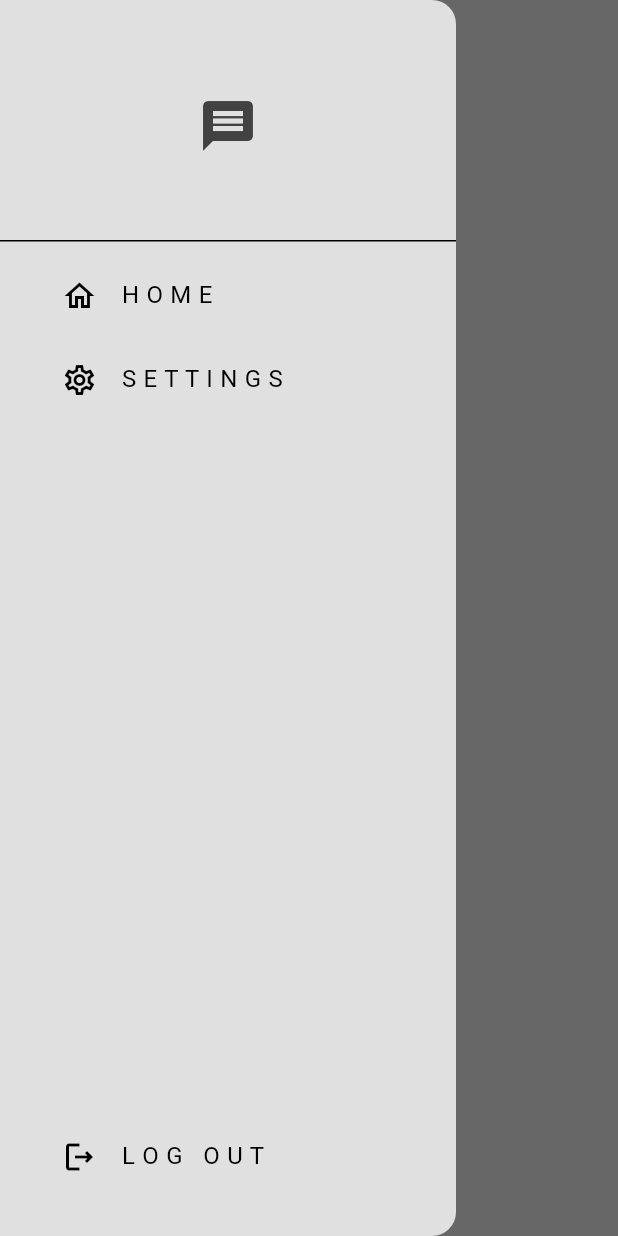
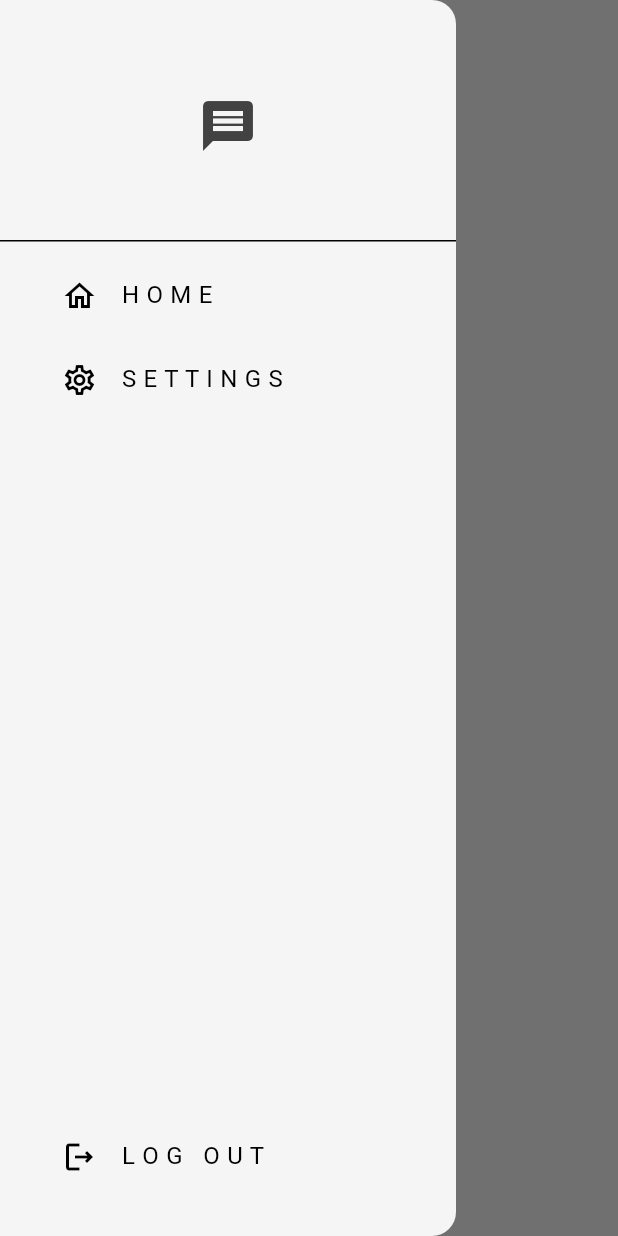
Before and after one commit to Delos-343/Chat-is-this-Real, a Flutter app: the screen it shows once a user with an empty profile is signed in, with the side drawer open, on a phone screen of 412 x 824 dp. Run offline on Flutter 3.47's test engine with Material 3 defaults, Android fonts, the phone set to English and light mode, and no system bars; our stand-ins replace cloud_firestore, firebase_auth, firebase_core; accounts and stored records are empty.

Commit message:
Restyled bg to match theme

```diff
--- a/lib/pages/chat_page.dart
+++ b/lib/pages/chat_page.dart
@@ -37,6 +37,7 @@ class ChatPage extends StatelessWidget {
   @override
   Widget build(BuildContext context) {
     return Scaffold(
+      backgroundColor: Theme.of(context).colorScheme.surface,
       appBar: PreferredSize(
         preferredSize: const Size.fromHeight(kToolbarHeight),
         child: AppBar(
--- a/lib/pages/home_page.dart
+++ b/lib/pages/home_page.dart
@@ -15,6 +15,7 @@ class HomePage extends StatelessWidget {
   @override
   Widget build(BuildContext context) {
     return Scaffold(
+      backgroundColor: Theme.of(context).colorScheme.surface,
       appBar: PreferredSize(
         preferredSize: const Size.fromHeight(kToolbarHeight),
         child: AppBar(
--- a/lib/pages/login_page.dart
+++ b/lib/pages/login_page.dart
@@ -1,3 +1,5 @@
+// ignore_for_file: use_build_context_synchronously
+
 import 'package:chat_is_this_real_app/services/auth/auth_service.dart';
 import 'package:flutter/material.dart';
 import 'package:chat_is_this_real_app/components/my_textfield.dart';
--- a/lib/pages/register_page.dart
+++ b/lib/pages/register_page.dart
@@ -1,3 +1,5 @@
+// ignore_for_file: no_leading_underscores_for_local_identifiers
+
 import 'package:chat_is_this_real_app/services/auth/auth_service.dart';
 import 'package:flutter/material.dart';
 import 'package:chat_is_this_real_app/components/my_textfield.dart';
--- a/lib/pages/settings_page.dart
+++ b/lib/pages/settings_page.dart
@@ -6,6 +6,7 @@ class SettingsPage extends StatelessWidget {
   @override
   Widget build(BuildContext context) {
     return Scaffold(
+      backgroundColor: Theme.of(context).colorScheme.surface,
       appBar: PreferredSize(
         preferredSize: const Size.fromHeight(kToolbarHeight),
         child: AppBar(
--- a/lib/themes/light_mode.dart
+++ b/lib/themes/light_mode.dart
@@ -2,7 +2,7 @@ import 'package:flutter/material.dart';
 
 ThemeData lightMode = ThemeData(
   colorScheme: ColorScheme.light(
-    surface: Colors.grey.shade300,
+    surface: Colors.grey.shade100,
     primary: Colors.grey.shade800,
     secondary: Colors.grey.shade200,
     tertiary: Colors.white,
```
